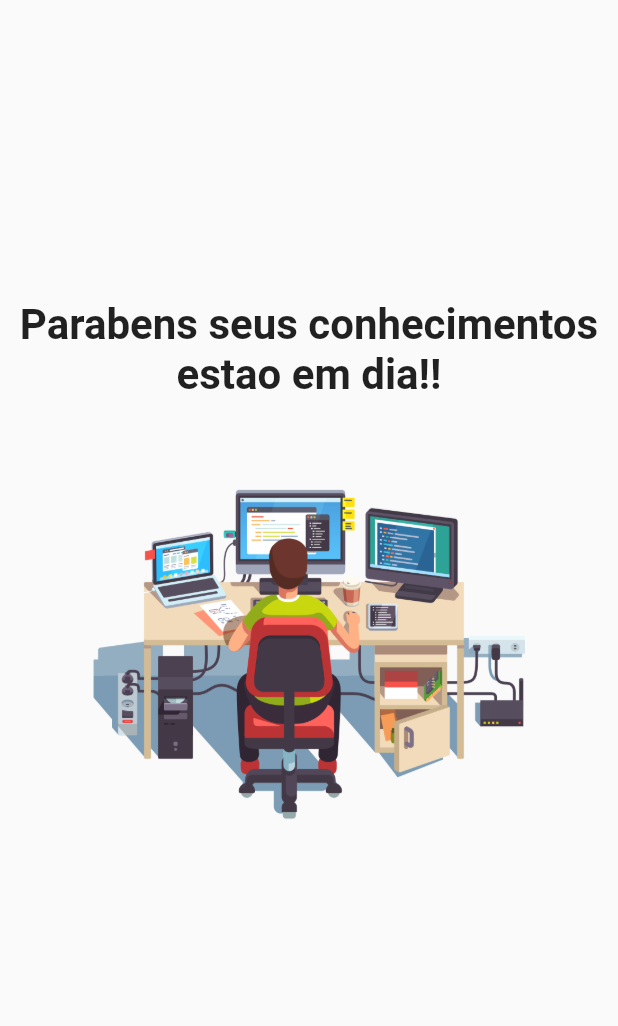
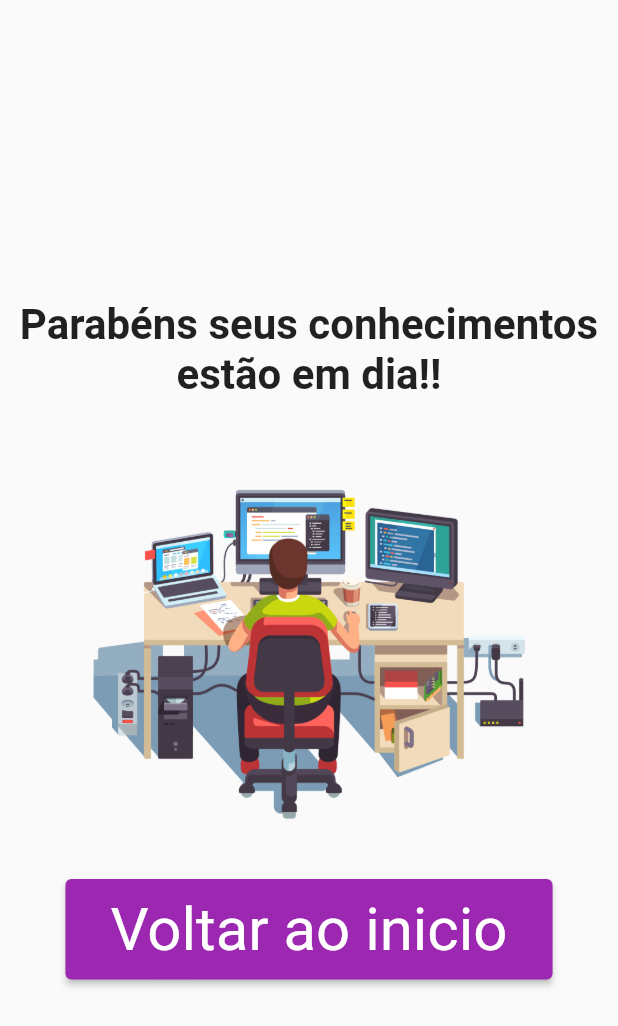
Before and after one commit to MagnoQueiroz/my_questions, a Flutter app: the Thanks screen opened directly, on a phone screen of 412 x 824 dp. Shown: the top 1026 px of the screen. Run offline on Flutter 3.47's test engine with Material 2 defaults, Android fonts, the phone set to English and light mode, and no system bars; Roboto replaces fonts that are missing (Helvetica).

Commit message:
add button in thanks

```diff
--- a/lib/Quiz.dart
+++ b/lib/Quiz.dart
@@ -55,7 +55,6 @@ class _HomeQuestionsState extends State<Quiz> {
                 Images(_questions[_selectQuestion]["Imagem"].toString()),
                 Questions(_questions[_selectQuestion]["Texto"].toString()),
                 ...widgets,
-
               ],
             )
           : Thanks(),
--- a/lib/homepage.dart
+++ b/lib/homepage.dart
@@ -1,7 +1,7 @@
 import 'package:flutter/material.dart';
 import 'package:my_questions/Quiz.dart';
 
-class Hompage extends StatelessWidget {
+class Homepage extends StatelessWidget {
   @override
   Widget build(BuildContext context) {
     return Scaffold(
@@ -18,7 +18,7 @@ class Hompage extends StatelessWidget {
       ),
       body: Column(children: [
         Container(
-          margin: EdgeInsets.fromLTRB(0, 15, 0, 0),
+            margin: EdgeInsets.fromLTRB(0, 15, 0, 0),
             width: double.infinity,
             child: Text(
               "Bem Vindo",
--- a/lib/myquestions.dart
+++ b/lib/myquestions.dart
@@ -5,8 +5,7 @@ import 'package:my_questions/homepage.dart';
 class MyQuestions extends StatelessWidget {
   Widget build(BuildContext context) {
     return MaterialApp(
-      home: Hompage(),
+      home: Homepage(),
     );
   }
-
 }
--- a/lib/src/thanks.dart
+++ b/lib/src/thanks.dart
@@ -1,29 +1,48 @@
 import 'package:flutter/material.dart';
+import 'package:my_questions/homepage.dart';
 
 class Thanks extends StatelessWidget {
   @override
   Widget build(BuildContext context) {
     return Scaffold(
-      body:
-       Column(
+      body: Column(
         children: [
           Container(
-            margin: EdgeInsets.fromLTRB(0, 200, 0, 0),
-            child: Center(
-              child: Text("Parabens seus conhecimentos estao em dia!!",
-                  style: TextStyle(
-                    fontSize: 28, fontWeight: FontWeight.w600,
-                  ), textAlign: TextAlign.center,),
+            margin: const EdgeInsets.fromLTRB(0, 200, 0, 0),
+            child: const Center(
+              child: Text(
+                "Parabéns seus conhecimentos estão em dia!!",
+                style: TextStyle(
+                  fontSize: 28,
+                  fontWeight: FontWeight.w600,
+                ),
+                textAlign: TextAlign.center,
+              ),
             ),
           ),
           Container(
-            margin: EdgeInsets.fromLTRB(0, 20, 0, 0),
+            margin: const EdgeInsets.fromLTRB(0, 20, 0, 0),
             child: Image.asset(
-              "assets/images/goku.png",
+              "assets/images/programmer.png",
               height: 300,
               width: 300,
             ),
           ),
+          Container(
+            child: ElevatedButton(
+                child: Text("Voltar ao inicio"),
+                onPressed: () {
+                  Navigator.push(
+                    context,
+                    MaterialPageRoute(builder: (context) => Homepage()),
+                  );
+                },
+                style: ElevatedButton.styleFrom(
+                    primary: Colors.purple,
+                    padding: EdgeInsets.fromLTRB(30, 10, 30, 10),
+                    // ignore: prefer_const_constructors
+                    textStyle: TextStyle(color: Colors.white, fontFamily: "Helvetica", fontSize: 40))),
+          )
         ],
       ),
     );
```
Also changed, not shown: assets/images/programmer.png (renamed from assets/images/goku.png), 1 other file.
